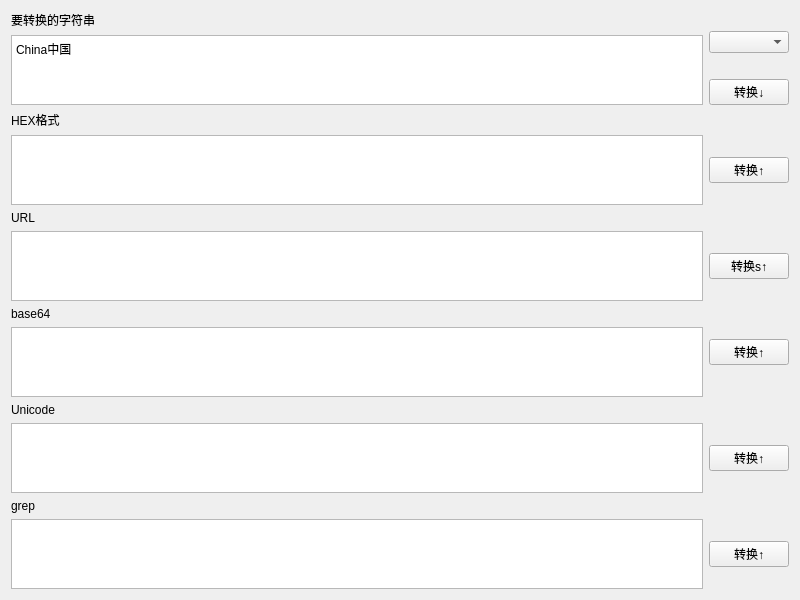
The window that widget.ui (sleepinging/charcode) describes before a commit, drawn with Qt 5.
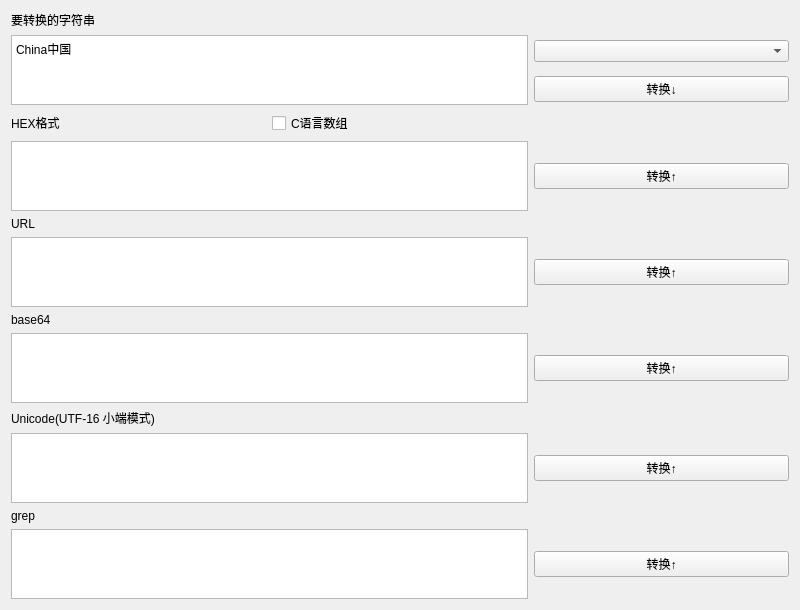
The same window after the commit.

Commit message: 添加C语言数组转换功能

The edit to the form file:
```diff
--- a/widget.ui
+++ b/widget.ui
@@ -14,17 +14,14 @@
    <string>滑稽专用字符转换工具(30m)</string>
   </property>
   <layout class="QGridLayout" name="gridLayout">
-   <item row="0" column="0">
+   <item row="0" column="0" colspan="2">
     <widget class="QLabel" name="label">
      <property name="text">
       <string>要转换的字符串</string>
      </property>
     </widget>
    </item>
-   <item row="0" column="1" rowspan="2">
-    <widget class="QComboBox" name="cb_cs"/>
-   </item>
-   <item row="1" column="0" rowspan="2">
+   <item row="1" column="0" rowspan="2" colspan="2">
     <widget class="QTextEdit" name="te_org">
      <property name="html">
       <string>&lt;!DOCTYPE HTML PUBLIC &quot;-//W3C//DTD HTML 4.0//EN&quot; &quot;http://www.w3.org/TR/REC-html40/strict.dtd&quot;&gt;
@@ -35,7 +32,10 @@
      </property>
     </widget>
    </item>
-   <item row="2" column="1">
+   <item row="1" column="2">
+    <widget class="QComboBox" name="cb_cs"/>
+   </item>
+   <item row="2" column="2">
     <widget class="QPushButton" name="btn_encode">
      <property name="text">
       <string>转换↓</string>
@@ -49,10 +49,17 @@
      </property>
     </widget>
    </item>
-   <item row="4" column="0">
+   <item row="3" column="1">
+    <widget class="QCheckBox" name="cb_cl">
+     <property name="text">
+      <string>C语言数组</string>
+     </property>
+    </widget>
+   </item>
+   <item row="4" column="0" colspan="2">
     <widget class="QTextEdit" name="te_hex"/>
    </item>
-   <item row="4" column="1">
+   <item row="4" column="2">
     <widget class="QPushButton" name="btn_hex">
      <property name="text">
       <string>转换↑</string>
@@ -66,13 +73,13 @@
      </property>
     </widget>
    </item>
-   <item row="6" column="0">
+   <item row="6" column="0" colspan="2">
     <widget class="QTextEdit" name="te_url"/>
    </item>
-   <item row="6" column="1">
+   <item row="6" column="2">
     <widget class="QPushButton" name="btn_url">
      <property name="text">
-      <string>转换s↑</string>
+      <string>转换↑</string>
      </property>
     </widget>
    </item>
@@ -83,27 +90,27 @@
      </property>
     </widget>
    </item>
-   <item row="7" column="1" rowspan="2">
-    <widget class="QPushButton" name="btn_base64">
-     <property name="text">
-      <string>转换↑</string>
-     </property>
-    </widget>
-   </item>
-   <item row="8" column="0">
+   <item row="8" column="0" colspan="2">
     <widget class="QTextEdit" name="te_base64"/>
    </item>
-   <item row="9" column="0">
+   <item row="8" column="2">
+    <widget class="QPushButton" name="btn_base64">
+     <property name="text">
+      <string>转换↑</string>
+     </property>
+    </widget>
+   </item>
+   <item row="9" column="0" colspan="2">
     <widget class="QLabel" name="label_5">
      <property name="text">
-      <string>Unicode</string>
+      <string>Unicode(UTF-16 小端模式)</string>
      </property>
     </widget>
    </item>
-   <item row="10" column="0">
+   <item row="10" column="0" colspan="2">
     <widget class="QTextEdit" name="te_uni"/>
    </item>
-   <item row="10" column="1">
+   <item row="10" column="2">
     <widget class="QPushButton" name="btn_uni">
      <property name="text">
       <string>转换↑</string>
@@ -117,10 +124,10 @@
      </property>
     </widget>
    </item>
-   <item row="12" column="0">
+   <item row="12" column="0" colspan="2">
     <widget class="QTextEdit" name="te_grep"/>
    </item>
-   <item row="12" column="1">
+   <item row="12" column="2">
     <widget class="QPushButton" name="btn_grep">
      <property name="text">
       <string>转换↑</string>
```
Left out of the diff: 2 changed lines with no effect on the pictures. The commit also changes 3 other files.
